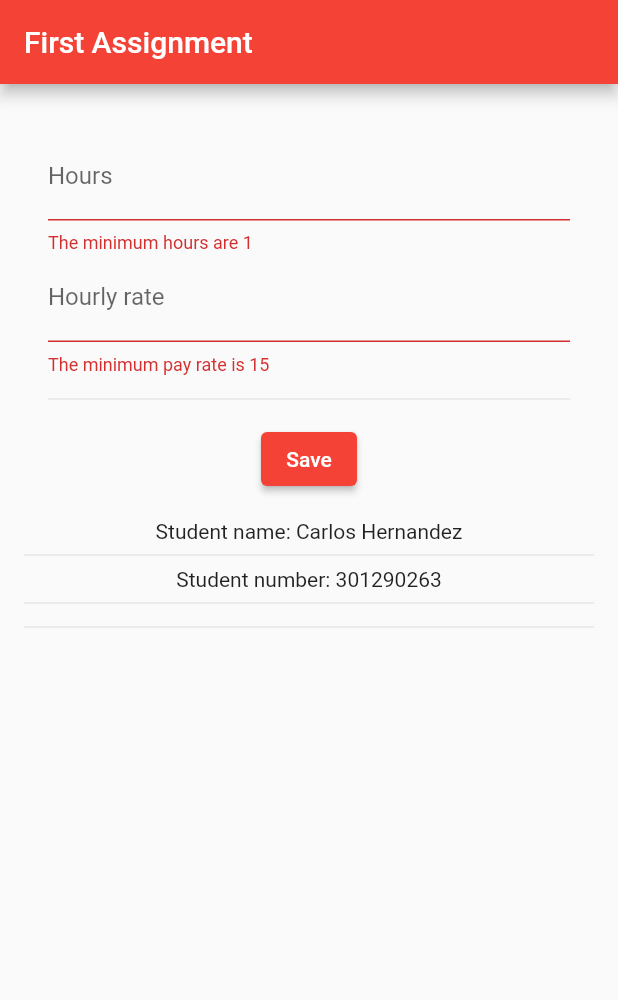
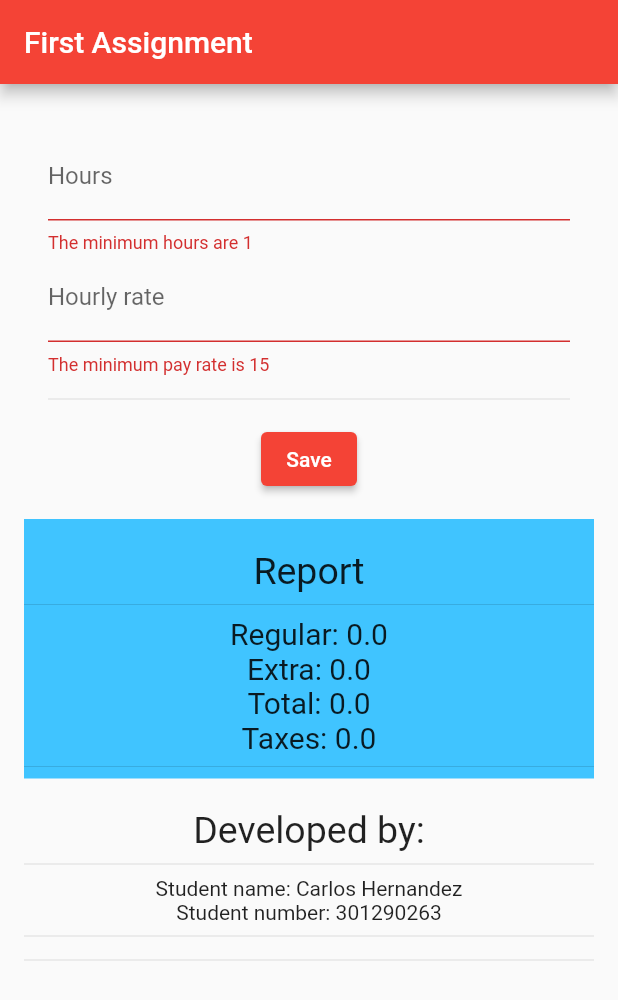
Before and after one commit to RazielHernandez/MAPD722_PayCalculator, a Flutter app: the screen it shows after launch, after a tap on "Save", on a phone screen of 412 x 824 dp. Shown: the top 1000 px of the screen. Run offline on Flutter 3.47's test engine with Material 2 defaults, Android fonts, the phone set to English and light mode, and no system bars.

Commit message:
Second commit. Report area added and UI improved

```diff
--- a/lib/pages/about.dart
+++ b/lib/pages/about.dart
@@ -12,8 +12,10 @@ class AboutWidget extends StatelessWidget {
       mainAxisAlignment: MainAxisAlignment.spaceEvenly,
       mainAxisSize: MainAxisSize.max,
       children: <Widget>[
+        Padding(padding: EdgeInsets.all(10.0)),
+        Text('Developed by:', style: TextStyle(fontSize: 25)),
+        Divider(),
         Text('Student name: Carlos Hernandez'),
-        Divider(),
         Text('Student number: 301290263'),
         Divider(),
       ],
--- a/lib/pages/home.dart
+++ b/lib/pages/home.dart
@@ -89,6 +89,7 @@ class _HomeState extends State<Home> {
                             hintText: '40',
                             labelText: 'Hours',
                           ),
+                          keyboardType: TextInputType.number,
                           validator: (value) => _validateHours(value!),
                           onSaved: (value) => _payment.hours = double.parse(value!),
                         ),
@@ -97,6 +98,7 @@ class _HomeState extends State<Home> {
                             hintText: '15.5',
                             labelText: 'Hourly rate',
                           ),
+                          keyboardType: TextInputType.number,
                           validator: (value) => _validatePayRate(value!),
                           onSaved: (value) => _payment.payrate = double.parse(value!),
                         ),
@@ -104,13 +106,35 @@ class _HomeState extends State<Home> {
                         ElevatedButton(
                           child: Text('Save'),
                           //color: Colors.lightGreen,
-                          onPressed: () => _calculate(),
+                          onPressed: () {
+                            setState(() {
+                              _calculate();
+                            });
+                          }
                         ),
                       ],
                     ),
                   ),
                 ),
 
+                Container(
+                  color: Colors.lightBlueAccent,
+                  child: Column(
+                    crossAxisAlignment: CrossAxisAlignment.center,
+                    mainAxisAlignment: MainAxisAlignment.spaceEvenly,
+                    mainAxisSize: MainAxisSize.max,
+                    children: <Widget>[
+                      Padding(padding: EdgeInsets.all(10.0)),
+                      Text('Report',style: TextStyle(fontSize: 25)),
+                      Divider(),
+                      Text('Regular: ${_payment.payment_regular}',style: TextStyle(fontSize: 20)),
+                      Text('Extra: ${_payment.payment_extra}',style: TextStyle(fontSize: 20)),
+                      Text('Total: ${_payment.payment_total}',style: TextStyle(fontSize: 20)),
+                      Text('Taxes: ${_payment.payment_taxes}',style: TextStyle(fontSize: 20)),
+                      Divider(),
+                    ]
+                  ),
+                ),
                 AboutWidget(),
                 Divider(),
 
```
